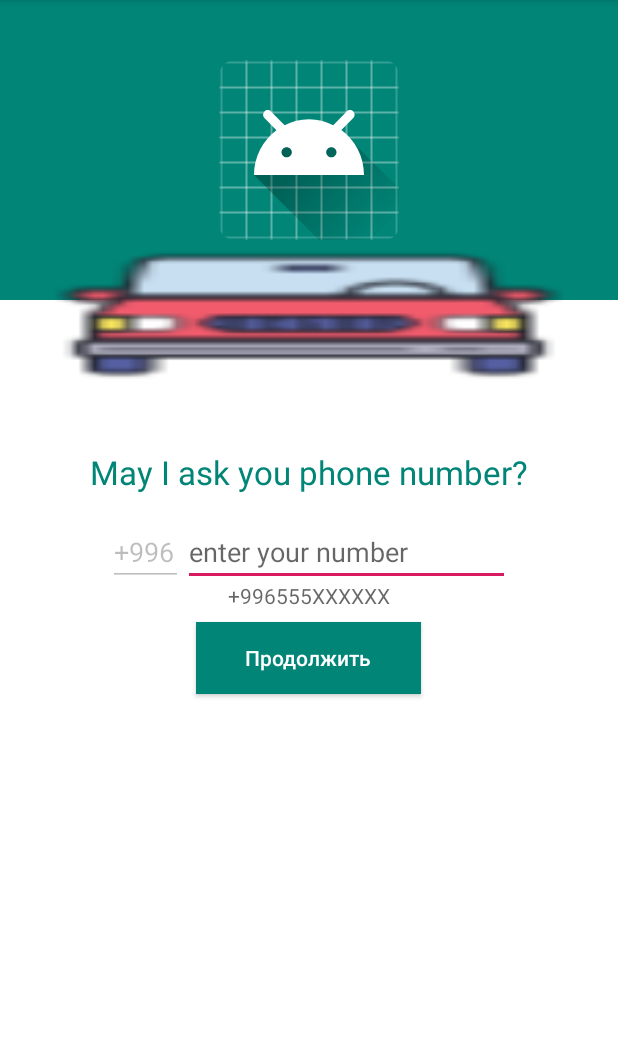
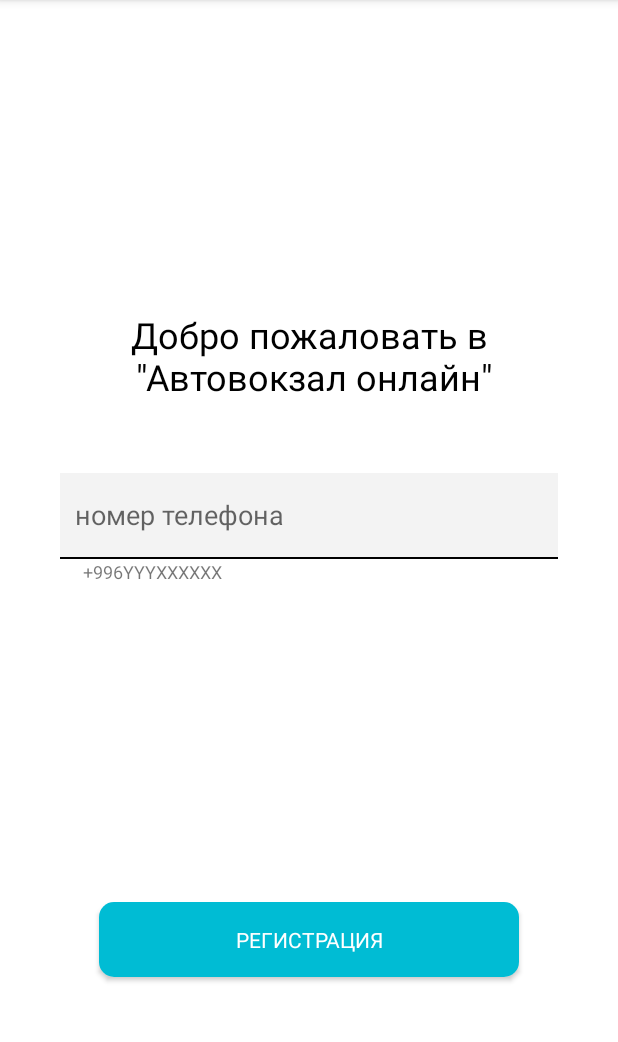
Before and after one commit to Azim87/client, an Android app: the PhoneAuthActivity screen opened directly, with no data from a screen before it, on a phone screen of 412 x 824 dp, the part 84-1126 px from its top. Run offline under Robolectric (Android 15) with nearby library versions, the phone set to English and light mode, and no system bars; our stand-ins replace ButterKnife, Firebase (no records; nobody signed in at launch, a user with empty details on screens opened directly); 1 statement that could not run was skipped.

Commit message:
changed apps design

```diff
--- a/app/src/main/java/com/kubatov/client/PhoneAuthActivity.java
+++ b/app/src/main/java/com/kubatov/client/PhoneAuthActivity.java
@@ -18,8 +18,6 @@ import butterknife.OnClick;
 
 public class PhoneAuthActivity extends AppCompatActivity {
 
-    @BindView(R.id.editTextPhoneCode)
-    EditText mCodeEditText;
     @BindView(R.id.editTextPhone)
     EditText mPhoneEditText;
 
@@ -35,13 +33,13 @@ public class PhoneAuthActivity extends AppCompatActivity {
         ButterKnife.bind(this);
     }
 
-    @OnClick(R.id.buttonContinue)
+    @OnClick(R.id.buttonRegistration)
     void sendNumber(View view) {
         getUserPhoneNumber();
     }
 
     private void getUserPhoneNumber() {
-        String phoneNumber = mCodeEditText.getText().toString().trim() + mPhoneEditText.getText().toString().trim();
+        String phoneNumber = mPhoneEditText.getText().toString().trim();
         if (phoneNumber.isEmpty() || phoneNumber.length() < 13) {
             mPhoneEditText.setError("Valid number is required");
             return;
--- a/app/src/main/res/layout/activity_auth.xml
+++ b/app/src/main/res/layout/activity_auth.xml
@@ -28,7 +28,7 @@
         android:hint="@string/tel_text"
         android:paddingStart="10dp"
         app:layout_constraintTop_toBottomOf="@+id/main_info_text_view"
-        tools:ignore="TextFields"
+        tools:ignore="RtlSymmetry,TextFields"
         tools:layout_editor_absoluteX="123dp" />
 
     <View
--- a/app/src/main/res/layout/activity_phone_auth.xml
+++ b/app/src/main/res/layout/activity_phone_auth.xml
@@ -1,91 +1,88 @@
 <?xml version="1.0" encoding="utf-8"?>
-<RelativeLayout xmlns:android="http://schemas.android.com/apk/res/android"
+<androidx.constraintlayout.widget.ConstraintLayout
+    xmlns:android="http://schemas.android.com/apk/res/android"
     xmlns:app="http://schemas.android.com/apk/res-auto"
     xmlns:tools="http://schemas.android.com/tools"
     android:layout_width="match_parent"
     android:layout_height="match_parent"
     tools:context=".MainActivity">
 
-    <RelativeLayout
-        android:id="@+id/relativeLayout"
+    <TextView
+        android:id="@+id/textView"
+        style="@style/TextViewMain2"
         android:layout_width="match_parent"
-        android:layout_height="200dp"
-        android:background="@color/colorPrimary">
+        android:layout_height="wrap_content"
+        android:paddingBottom="48dp"
+        app:layout_constraintBottom_toBottomOf="parent"
+        app:layout_constraintEnd_toEndOf="parent"
+        app:layout_constraintStart_toStartOf="parent"
+        app:layout_constraintTop_toTopOf="parent"
+        app:layout_constraintVertical_bias="0.306" />
 
-        <ImageView
-            android:layout_width="120dp"
-            android:layout_height="120dp"
-            android:layout_centerHorizontal="true"
-            android:layout_centerVertical="true"
-            android:background="@mipmap/ic_launcher" />
+    <EditText
+        android:id="@+id/editTextPhone"
+        android:layout_width="match_parent"
+        android:layout_height="56dp"
+        android:background="@color/colorEditText"
+        android:hint="@string/tel_text"
+        android:paddingStart="10dp"
+        android:layout_marginStart="40dp"
+        android:layout_marginEnd="40dp"
+        app:layout_constraintEnd_toEndOf="@+id/textView"
+        app:layout_constraintStart_toStartOf="@+id/textView"
+        app:layout_constraintTop_toBottomOf="@+id/textView" />
 
-    </RelativeLayout>
-
-    <ImageView
-        android:id="@+id/imageView"
+    <View
+        android:id="@+id/view"
         android:layout_width="match_parent"
-        android:layout_height="120dp"
-        android:layout_below="@id/relativeLayout"
-        android:layout_marginTop="-50dp"
-        android:background="@drawable/ic_car" />
+        android:layout_height="1dp"
+        android:background="#000"
+        android:layout_marginStart="40dp"
+        android:layout_marginEnd="40dp"
+        app:layout_constraintTop_toBottomOf="@+id/editTextPhone"
+        tools:layout_editor_absoluteX="0dp" />
 
     <TextView
-        android:id="@+id/textView"
+        android:id="@+id/textView2"
+        android:layout_width="match_parent"
+        android:layout_height="wrap_content"
+        android:layout_marginStart="55dp"
+        android:layout_marginEnd="55dp"
+        android:text="+996YYYXXXXXX"
+        android:textAlignment="textStart"
+        android:textSize="12sp"
+        app:layout_constraintEnd_toEndOf="@+id/editTextPhone"
+        app:layout_constraintStart_toStartOf="@+id/editTextPhone"
+        app:layout_constraintTop_toBottomOf="@+id/view" />
+
+    <ProgressBar
+        android:id="@+id/progress_bar"
+        android:layout_width="50dp"
+        android:layout_height="50dp"
+        android:layout_below="@+id/main_info_text_view"
+        android:layout_centerHorizontal="true"
+        android:visibility="invisible"
+        app:layout_constraintBottom_toTopOf="@+id/button_back"
+        app:layout_constraintEnd_toEndOf="parent"
+        app:layout_constraintStart_toStartOf="parent"
+        app:layout_constraintTop_toBottomOf="@+id/textView2" />
+
+    <androidx.cardview.widget.CardView
+        android:id="@+id/button_send"
         android:layout_width="wrap_content"
         android:layout_height="wrap_content"
-        android:layout_below="@id/imageView"
-        android:layout_centerHorizontal="true"
-        android:layout_marginTop="30dp"
-        android:text="May I ask you phone number?"
-        android:textAppearance="@style/Base.TextAppearance.AppCompat.Large"
-        android:textColor="@color/colorPrimary" />
+        app:cardCornerRadius="10dp"
+        app:layout_constraintBottom_toBottomOf="parent"
+        app:layout_constraintEnd_toEndOf="parent"
+        app:layout_constraintStart_toStartOf="parent"
+        app:layout_constraintTop_toBottomOf="@+id/editTextPhone"
+        app:layout_constraintVertical_bias="0.663">
 
-    <LinearLayout
-        android:id="@+id/linearLayout"
-        android:layout_width="300dp"
-        android:layout_height="wrap_content"
-        android:layout_below="@id/textView"
-        android:layout_centerHorizontal="true"
-        android:orientation="horizontal"
-        android:padding="16dp">
+        <TextView
+            android:id="@+id/buttonRegistration"
+            style="@style/ButtonForwardStyle"
+            android:layout_width="280dp"
+            android:layout_height="match_parent" />
+    </androidx.cardview.widget.CardView>
 
-        <EditText
-            android:id="@+id/editTextPhoneCode"
-            android:layout_width="50dp"
-            android:layout_height="wrap_content"
-            android:enabled="false"
-            android:maxLength="4"
-            android:text="+996" />
-
-        <EditText
-            android:id="@+id/editTextPhone"
-            android:layout_width="match_parent"
-            android:layout_height="wrap_content"
-            android:layout_marginBottom="8dp"
-            android:layout_weight="2"
-            android:hint="enter your number"
-            android:inputType="number"
-            android:maxLength="10" />
-
-    </LinearLayout>
-
-    <TextView
-        android:layout_width="wrap_content"
-        android:layout_height="wrap_content"
-        android:layout_above="@+id/buttonContinue"
-        android:layout_centerHorizontal="true"
-        android:layout_margin="8dp"
-        android:hint="+996555XXXXXX" />
-
-    <Button
-        android:id="@+id/buttonContinue"
-        android:layout_width="150dp"
-        android:layout_height="wrap_content"
-        android:layout_below="@id/linearLayout"
-        android:layout_centerHorizontal="true"
-        android:background="@color/colorPrimary"
-        android:text="Продолжить"
-        android:textAllCaps="false"
-        android:textColor="#ffffff" />
-
-</RelativeLayout>
+</androidx.constraintlayout.widget.ConstraintLayout>
--- a/app/src/main/res/values/strings.xml
+++ b/app/src/main/res/values/strings.xml
@@ -1,10 +1,12 @@
 <resources>
     <string name="app_name">Client</string>
     <string name="main_text">Подтвердите ваш номер телефона</string>
+    <string name="main_auth_text">Добро пожаловать в"\n" "\"Автовокзал онлайн\"" </string>
     <string name="country_code">+996</string>
     <string name="phone_number">555123321</string>
     <string name="back_button">НАЗАД</string>
     <string name="forward_button">ДАЛЕЕ</string>
+    <string name="reg_button">РЕГИСТРАЦИЯ</string>
     <string name="sign_out">Sign out</string>
     <string name="tel_text">номер телефона</string>
 </resources>
--- a/app/src/main/res/values/styles.xml
+++ b/app/src/main/res/values/styles.xml
@@ -26,6 +26,18 @@
         <item name="android:textColor">@color/colorBlack</item>
     </style>
 
+    <style name="TextViewMain2">
+        <item name="android:layout_margin">12dp</item>
+        <item name="android:gravity">center_horizontal</item>
+        <item name="android:textAppearance">@style/TextAppearance.AppCompat.Large</item>
+        <item name="android:text">@string/main_auth_text</item>
+        <item name="android:textAlignment">center</item>
+        <item name="android:textSize">24sp</item>
+        <item name="android:textColor">@color/colorBlack</item>
+    </style>
+
+
+
     <style name="EditTextPhoneNumber">
         <item name="android:padding">8dp</item>
         <item name="android:textSize">25sp</item>
@@ -37,15 +49,15 @@
 
     <style name="ButtonBackStyle">
         <item name="android:text">@string/back_button</item>
-        <item name="android:padding">10dp</item>
+        <item name="android:padding">15dp</item>
         <item name="android:textColor">@color/colorBlack</item>
         <item name="android:textAlignment">center</item>
 
     </style>
 
     <style name="ButtonForwardStyle">
-        <item name="android:text">@string/forward_button</item>
-        <item name="android:padding">10dp</item>
+        <item name="android:text">@string/reg_button</item>
+        <item name="android:padding">15dp</item>
         <item name="android:background">@color/colorForwardButton</item>
         <item name="android:textColor">@color/colorWhite</item>
         <item name="android:textAlignment">center</item>
```
